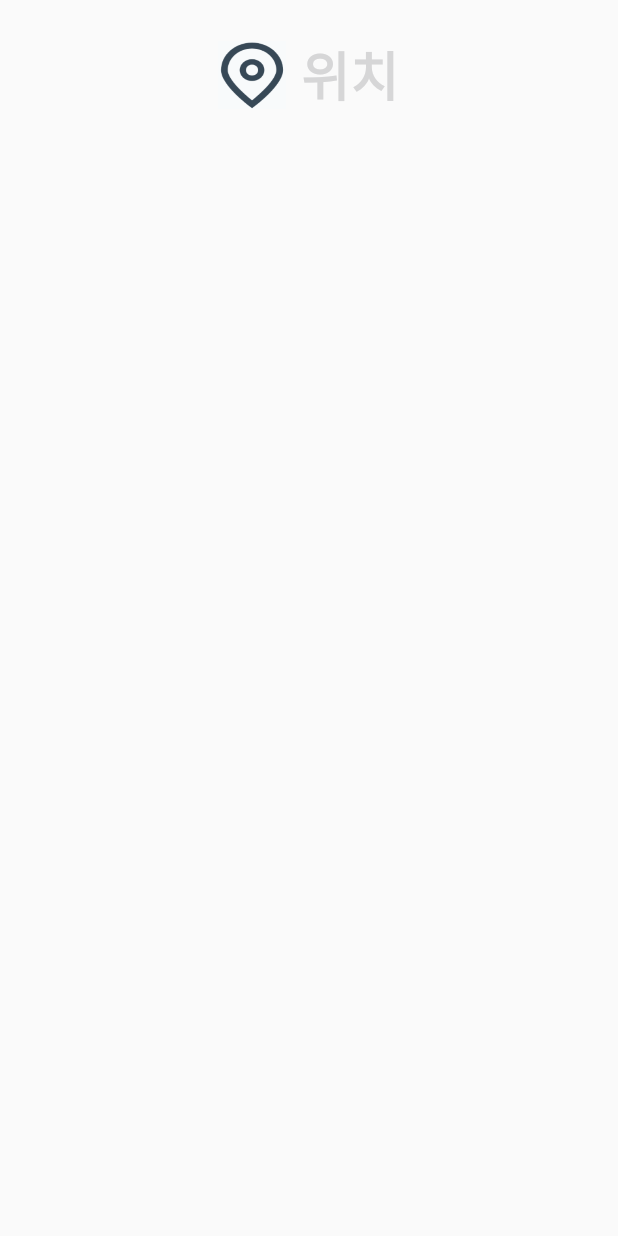
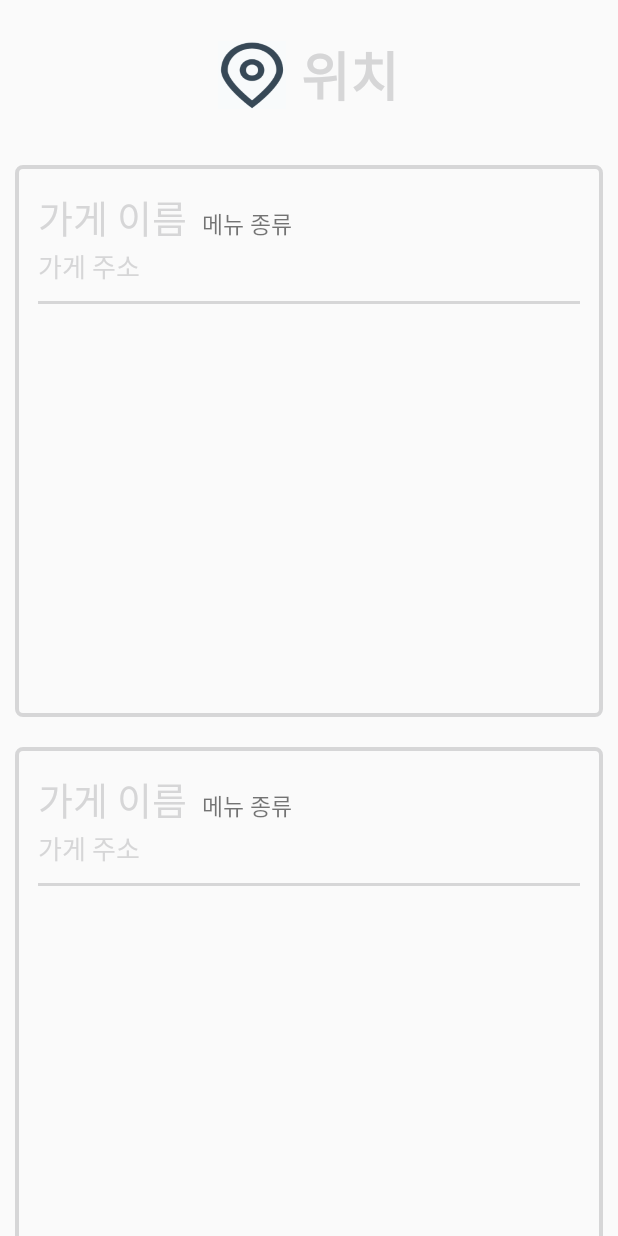
Before and after one commit to Kwonminwoo/WWMeet, an Android app: the FoodSearchActivity screen opened directly, with no data from a screen before it, on a phone screen of 412 x 824 dp. Run offline under Robolectric (Android 15) with nearby library versions, the phone set to English and light mode, and no system bars; our stand-ins replace Shimmer; 2 statements that could not run were skipped.

Commit message:
feat: 맛집 찾기 안드로이드 기능 추가
안드로이드의 맛집 찾기 화면 레이아웃 및 기능 추가, 수정 필요

```diff
--- a/frontend/app/build.gradle
+++ b/frontend/app/build.gradle
@@ -43,4 +43,9 @@ dependencies {
     implementation "com.launchdarkly:okhttp-eventsource:4.1.0"
 
     implementation 'androidx.core:core-splashscreen:1.0.1'
+    implementation 'org.jsoup:jsoup:1.13.1'
+    implementation 'com.github.bumptech.glide:glide:4.11.0'
+    annotationProcessor 'com.github.bumptech.glide:compiler:4.11.0'
+
+    implementation 'com.facebook.shimmer:shimmer:0.5.0'
 }
--- a/frontend/app/src/main/java/com/example/wwmeet_android/domain/Restaurant.java
+++ b/frontend/app/src/main/java/com/example/wwmeet_android/domain/Restaurant.java
@@ -13,6 +13,9 @@ public class Restaurant {
         this.imageUrl = imageUrl;
         this.address = address;
         this.phone = phone;
+    }
+
+    public Restaurant() {
     }
 
     public String getRestaurantName() {
--- a/frontend/app/src/main/java/com/example/wwmeet_android/network/KakaoService.java
+++ b/frontend/app/src/main/java/com/example/wwmeet_android/network/KakaoService.java
@@ -9,5 +9,5 @@ import retrofit2.http.Query;
 
 public interface KakaoService {
     @GET("/v2/local/search/keyword")
-    Call<KakoSearchResponse> searchRestaurant(@Header("Authorization") String authorization, @Query("query") String query);
+    Call<KakoSearchResponse> searchRestaurant(@Header("Authorization") String authorization, @Query("query") String query, @Query("size") int size, @Query("page") int page);
 }
--- a/frontend/app/src/main/java/com/example/wwmeet_android/network/RetrofitService.java
+++ b/frontend/app/src/main/java/com/example/wwmeet_android/network/RetrofitService.java
@@ -52,4 +52,7 @@ public interface RetrofitService {
 
     @GET("/api/address/{appointment_id}")
     Call<FindAllAddressResponse> findAllAddress (@Path("appointment_id") Long appointmentId);
+
+    @GET("/api/restaurants/images")
+    Call<List<String>> getRestaurantImageList(@Query("urlList") List<String> urlList);
 }
--- a/frontend/app/src/main/res/layout/activity_food_search.xml
+++ b/frontend/app/src/main/res/layout/activity_food_search.xml
@@ -36,7 +36,8 @@
 
     </LinearLayout>
 
-    <LinearLayout
+    <com.facebook.shimmer.ShimmerFrameLayout
+        android:id="@+id/skeleton_restaurant"
         android:layout_weight="9"
         android:layout_width="match_parent"
         android:layout_height="0dp">
@@ -46,14 +47,35 @@
             android:layout_width="match_parent"
             android:layout_height="match_parent">
 
-            <androidx.recyclerview.widget.RecyclerView
-                android:id="@+id/food_recyclerview"
+            <LinearLayout
+                android:orientation="vertical"
                 android:layout_width="match_parent"
-                android:layout_height="match_parent"/>
+                android:layout_height="match_parent">
+
+                <include layout="@layout/skeleton_item_restaurant_list"/>
+                <include layout="@layout/skeleton_item_restaurant_list"/>
+                <include layout="@layout/skeleton_item_restaurant_list"/>
+                <include layout="@layout/skeleton_item_restaurant_list"/>
+                <include layout="@layout/skeleton_item_restaurant_list"/>
+
+            </LinearLayout>
 
         </ScrollView>
 
+    </com.facebook.shimmer.ShimmerFrameLayout>
+
+    <LinearLayout
+        android:id="@+id/restart_search_list"
+        android:visibility="gone"
+        android:layout_weight="9"
+        android:layout_width="match_parent"
+        android:layout_height="0dp">
+
+        <androidx.recyclerview.widget.RecyclerView
+            android:id="@+id/food_recyclerview"
+            android:layout_width="match_parent"
+            android:layout_height="match_parent"/>
+
     </LinearLayout>
 
-
 </LinearLayout>
--- a/frontend/app/src/main/res/layout/skeleton_item_restaurant_list.xml
+++ b/frontend/app/src/main/res/layout/skeleton_item_restaurant_list.xml
@@ -1,6 +1,48 @@
 <?xml version="1.0" encoding="utf-8"?>
-<androidx.constraintlayout.widget.ConstraintLayout xmlns:android="http://schemas.android.com/apk/res/android"
-             android:layout_width="match_parent"
-             android:layout_height="match_parent">
+<LinearLayout xmlns:android="http://schemas.android.com/apk/res/android"
+    android:orientation="vertical"
+    android:layout_width="match_parent"
+    android:background="@drawable/background_box1"
+    android:padding="15dp"
+    android:layout_margin="10dp"
+    android:layout_height="wrap_content">
 
-</androidx.constraintlayout.widget.ConstraintLayout>
+    <LinearLayout
+        android:layout_width="wrap_content"
+        android:layout_height="wrap_content">
+
+        <TextView
+            android:layout_width="wrap_content"
+            android:layout_height="wrap_content"
+            android:text="가게 이름"
+            android:textColor="@color/black"
+            android:textSize="25sp"/>
+
+        <TextView
+            android:textSize="15sp"
+            android:layout_width="wrap_content"
+            android:layout_height="wrap_content"
+            android:layout_marginLeft="10dp"
+            android:text="메뉴 종류"/>
+
+    </LinearLayout>
+
+    <TextView
+        android:layout_width="wrap_content"
+        android:layout_height="wrap_content"
+        android:textSize="17sp"
+        android:textColor="@color/black"
+        android:text="가게 주소"/>
+
+    <View
+        android:layout_width="match_parent"
+        android:layout_height="2dp"
+        android:layout_marginVertical="10dp"
+        android:background="@color/black" />
+
+    <FrameLayout
+        android:layout_width="match_parent"
+        android:layout_height="250dp"/>
+
+
+</LinearLayout>
```
Also changed, not shown: frontend/app/src/main/java/com/example/wwmeet_android/dto/kakao/SearchRestaurantResponse.java (+42 -2 lines), frontend/app/src/main/res/layout/item_progressbar.xml (+11 -4 lines), frontend/app/src/main/res/layout/item_restaurant_list.xml (+5 -6 lines).
